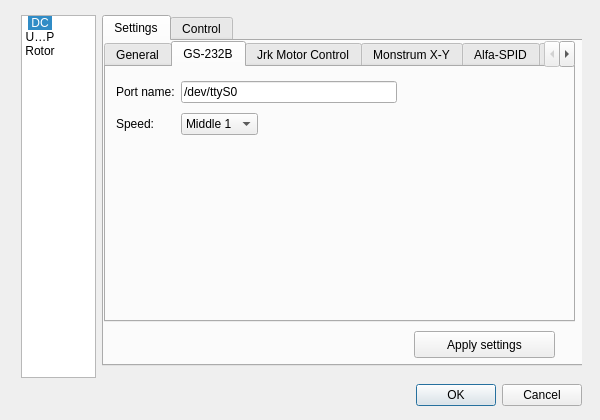
poes-weather/poes-usrp, file rig/rigdialog.ui: the form before one commit.
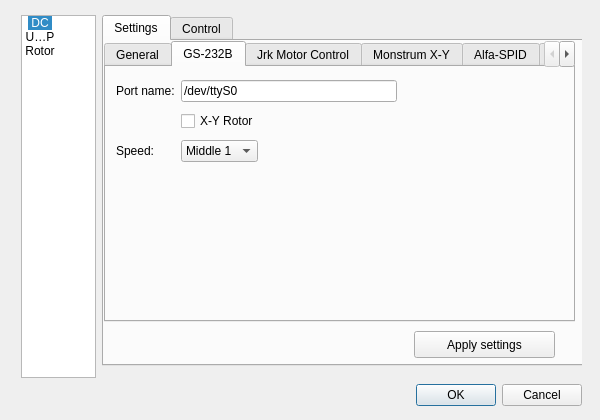
The form after the commit. The open tabs and pages were chosen to show the change. Icons and pictures are not drawn.

Commit message: Alpha GS-232 XY rotor control

The edit to the form file:
```diff
--- a/rig/rigdialog.ui
+++ b/rig/rigdialog.ui
@@ -957,7 +957,7 @@
               <x>10</x>
               <y>10</y>
               <width>281</width>
-              <height>62</height>
+              <height>90</height>
              </rect>
             </property>
             <layout class="QGridLayout" name="gridLayout_6">
@@ -975,14 +975,14 @@
                </property>
               </widget>
              </item>
-             <item row="1" column="0">
+             <item row="2" column="0">
               <widget class="QLabel" name="label_20">
                <property name="text">
                 <string>Speed:</string>
                </property>
               </widget>
              </item>
-             <item row="1" column="1">
+             <item row="2" column="1">
               <widget class="QComboBox" name="gsSpeedCb">
                <property name="currentIndex">
                 <number>1</number>
@@ -1009,7 +1009,7 @@
                </item>
               </widget>
              </item>
-             <item row="1" column="2">
+             <item row="2" column="2">
               <spacer name="horizontalSpacer_5">
                <property name="orientation">
                 <enum>Qt::Horizontal</enum>
@@ -1022,6 +1022,13 @@
                </property>
               </spacer>
              </item>
+             <item row="1" column="1" colspan="2">
+              <widget class="QCheckBox" name="gsXYCb">
+               <property name="text">
+                <string>X-Y Rotor</string>
+               </property>
+              </widget>
+             </item>
             </layout>
            </widget>
           </widget>
```
The commit also changes 4 other files.
